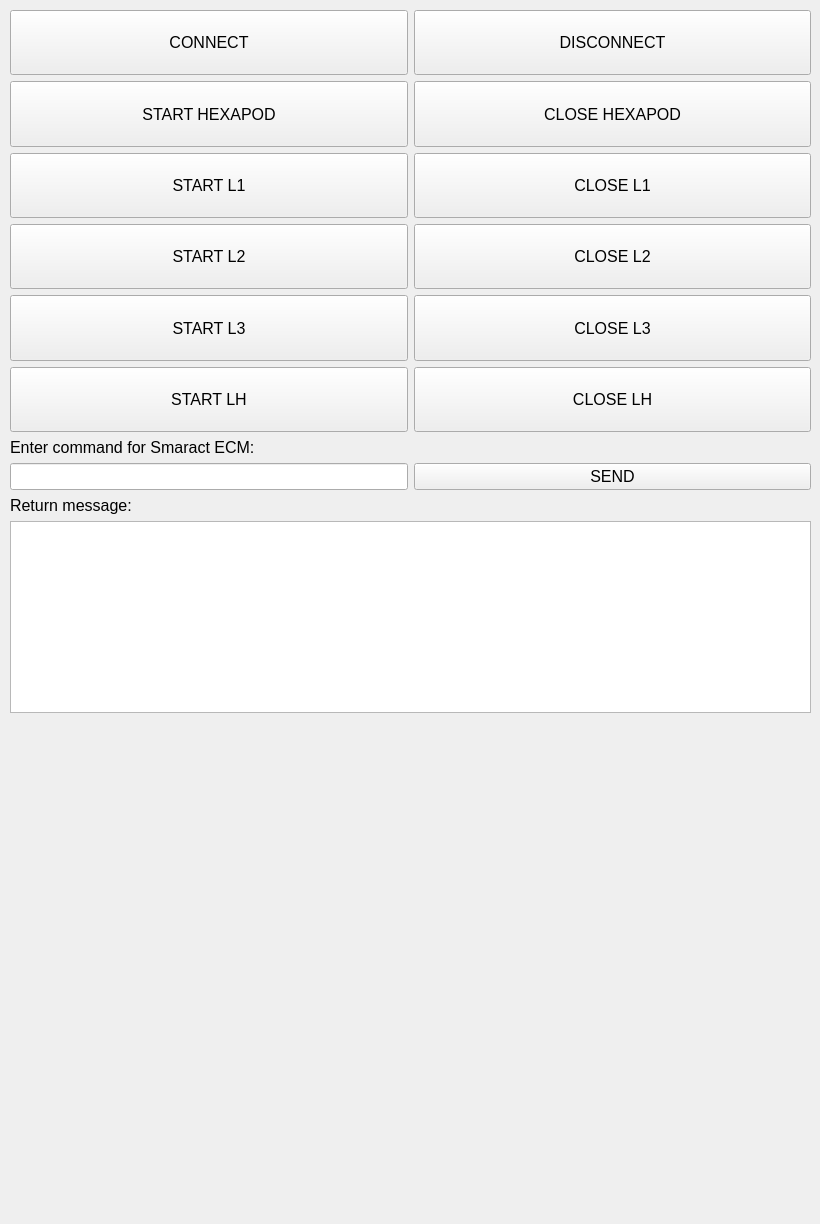
Above: Smaract/ui/ECM.ui from ischebeck/ACHIP_Stage_Control before the change. Below: the same form after it.
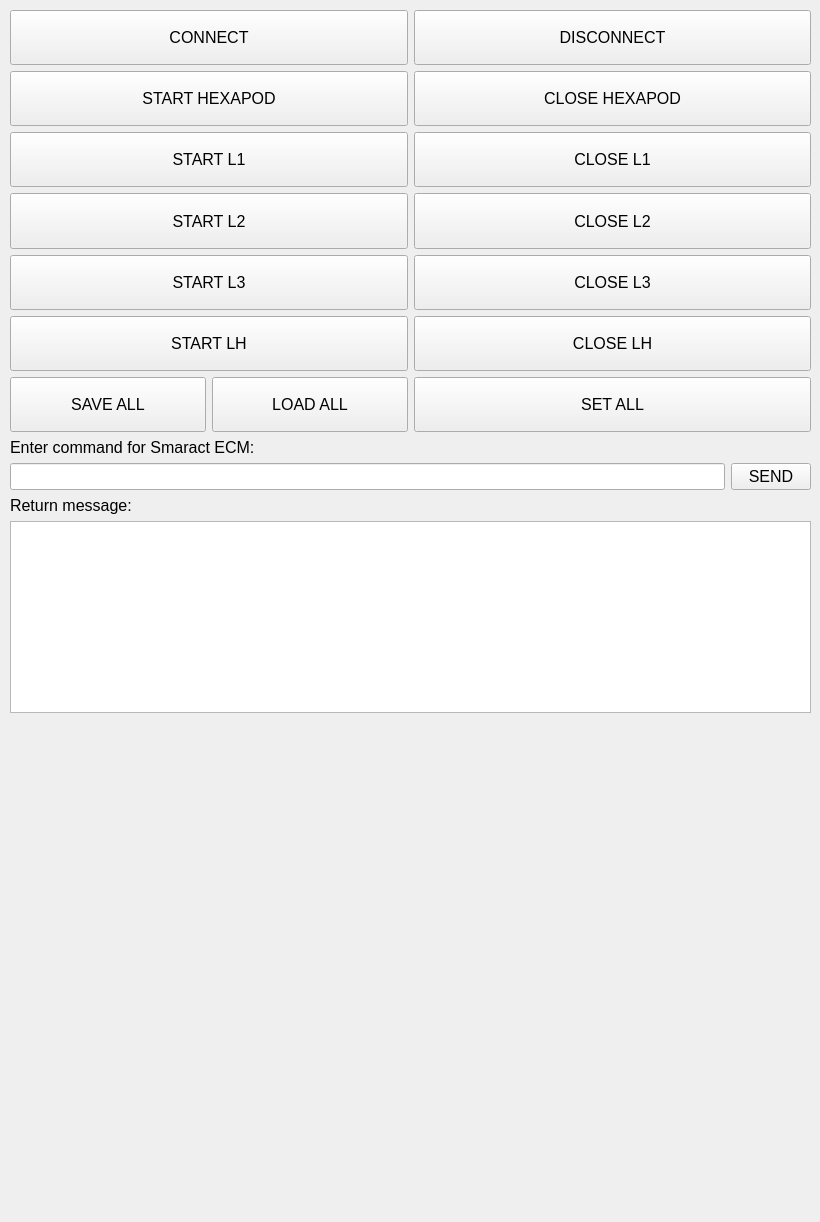
That is the form after the change. Icons and pictures are not drawn.

Diff of the .ui file:
```diff
--- a/Smaract/ui/ECM.ui
+++ b/Smaract/ui/ECM.ui
@@ -7,7 +7,7 @@
     <x>0</x>
     <y>0</y>
     <width>820</width>
-    <height>1224</height>
+    <height>1222</height>
    </rect>
   </property>
   <property name="sizePolicy">
@@ -31,8 +31,8 @@
    <layout class="QVBoxLayout" name="verticalLayout">
     <item>
      <layout class="QGridLayout" name="gridLayout">
-      <item row="2" column="1">
-       <widget class="QPushButton" name="bCloseHexapod">
+      <item row="6" column="0">
+       <widget class="QPushButton" name="bStartL3">
         <property name="sizePolicy">
          <sizepolicy hsizetype="Minimum" vsizetype="Preferred">
           <horstretch>0</horstretch>
@@ -45,12 +45,12 @@
          </font>
         </property>
         <property name="text">
-         <string>CLOSE HEXAPOD</string>
+         <string>START L3</string>
         </property>
        </widget>
       </item>
-      <item row="0" column="1">
-       <widget class="QPushButton" name="bDisconnect">
+      <item row="5" column="0">
+       <widget class="QPushButton" name="bStartL2">
         <property name="sizePolicy">
          <sizepolicy hsizetype="Minimum" vsizetype="Preferred">
           <horstretch>0</horstretch>
@@ -63,29 +63,11 @@
          </font>
         </property>
         <property name="text">
-         <string>DISCONNECT</string>
+         <string>START L2</string>
         </property>
        </widget>
       </item>
-      <item row="0" column="0">
-       <widget class="QPushButton" name="bConnect">
-        <property name="sizePolicy">
-         <sizepolicy hsizetype="Minimum" vsizetype="Preferred">
-          <horstretch>0</horstretch>
-          <verstretch>0</verstretch>
-         </sizepolicy>
-        </property>
-        <property name="font">
-         <font>
-          <pointsize>12</pointsize>
-         </font>
-        </property>
-        <property name="text">
-         <string>CONNECT</string>
-        </property>
-       </widget>
-      </item>
-      <item row="2" column="0">
+      <item row="3" column="0">
        <widget class="QPushButton" name="bStartHexapod">
         <property name="sizePolicy">
          <sizepolicy hsizetype="Minimum" vsizetype="Preferred">
@@ -103,7 +85,7 @@
         </property>
        </widget>
       </item>
-      <item row="3" column="1">
+      <item row="4" column="1">
        <widget class="QPushButton" name="bCloseL1">
         <property name="sizePolicy">
          <sizepolicy hsizetype="Minimum" vsizetype="Preferred">
@@ -121,7 +103,43 @@
         </property>
        </widget>
       </item>
-      <item row="4" column="1">
+      <item row="7" column="1">
+       <widget class="QPushButton" name="bCloseLH">
+        <property name="sizePolicy">
+         <sizepolicy hsizetype="Minimum" vsizetype="Preferred">
+          <horstretch>0</horstretch>
+          <verstretch>0</verstretch>
+         </sizepolicy>
+        </property>
+        <property name="font">
+         <font>
+          <pointsize>12</pointsize>
+         </font>
+        </property>
+        <property name="text">
+         <string>CLOSE LH</string>
+        </property>
+       </widget>
+      </item>
+      <item row="6" column="1">
+       <widget class="QPushButton" name="bCloseL3">
+        <property name="sizePolicy">
+         <sizepolicy hsizetype="Minimum" vsizetype="Preferred">
+          <horstretch>0</horstretch>
+          <verstretch>0</verstretch>
+         </sizepolicy>
+        </property>
+        <property name="font">
+         <font>
+          <pointsize>12</pointsize>
+         </font>
+        </property>
+        <property name="text">
+         <string>CLOSE L3</string>
+        </property>
+       </widget>
+      </item>
+      <item row="5" column="1">
        <widget class="QPushButton" name="bCloseL2">
         <property name="sizePolicy">
          <sizepolicy hsizetype="Minimum" vsizetype="Preferred">
@@ -140,42 +158,6 @@
        </widget>
       </item>
       <item row="4" column="0">
-       <widget class="QPushButton" name="bStartL2">
-        <property name="sizePolicy">
-         <sizepolicy hsizetype="Minimum" vsizetype="Preferred">
-          <horstretch>0</horstretch>
-          <verstretch>0</verstretch>
-         </sizepolicy>
-        </property>
-        <property name="font">
-         <font>
-          <pointsize>12</pointsize>
-         </font>
-        </property>
-        <property name="text">
-         <string>START L2</string>
-        </property>
-       </widget>
-      </item>
-      <item row="5" column="0">
-       <widget class="QPushButton" name="bStartL3">
-        <property name="sizePolicy">
-         <sizepolicy hsizetype="Minimum" vsizetype="Preferred">
-          <horstretch>0</horstretch>
-          <verstretch>0</verstretch>
-         </sizepolicy>
-        </property>
-        <property name="font">
-         <font>
-          <pointsize>12</pointsize>
-         </font>
-        </property>
-        <property name="text">
-         <string>START L3</string>
-        </property>
-       </widget>
-      </item>
-      <item row="3" column="0">
        <widget class="QPushButton" name="bStartL1">
         <property name="sizePolicy">
          <sizepolicy hsizetype="Minimum" vsizetype="Preferred">
@@ -193,25 +175,7 @@
         </property>
        </widget>
       </item>
-      <item row="5" column="1">
-       <widget class="QPushButton" name="bCloseL3">
-        <property name="sizePolicy">
-         <sizepolicy hsizetype="Minimum" vsizetype="Preferred">
-          <horstretch>0</horstretch>
-          <verstretch>0</verstretch>
-         </sizepolicy>
-        </property>
-        <property name="font">
-         <font>
-          <pointsize>12</pointsize>
-         </font>
-        </property>
-        <property name="text">
-         <string>CLOSE L3</string>
-        </property>
-       </widget>
-      </item>
-      <item row="6" column="0">
+      <item row="7" column="0">
        <widget class="QPushButton" name="bStartLH">
         <property name="sizePolicy">
          <sizepolicy hsizetype="Minimum" vsizetype="Preferred">
@@ -229,8 +193,8 @@
         </property>
        </widget>
       </item>
-      <item row="6" column="1">
-       <widget class="QPushButton" name="bCloseLH">
+      <item row="3" column="1">
+       <widget class="QPushButton" name="bCloseHexapod">
         <property name="sizePolicy">
          <sizepolicy hsizetype="Minimum" vsizetype="Preferred">
           <horstretch>0</horstretch>
@@ -243,10 +207,104 @@
          </font>
         </property>
         <property name="text">
-         <string>CLOSE LH</string>
+         <string>CLOSE HEXAPOD</string>
         </property>
        </widget>
       </item>
+      <item row="0" column="1">
+       <widget class="QPushButton" name="bDisconnect">
+        <property name="sizePolicy">
+         <sizepolicy hsizetype="Minimum" vsizetype="Preferred">
+          <horstretch>0</horstretch>
+          <verstretch>0</verstretch>
+         </sizepolicy>
+        </property>
+        <property name="font">
+         <font>
+          <pointsize>12</pointsize>
+         </font>
+        </property>
+        <property name="text">
+         <string>DISCONNECT</string>
+        </property>
+       </widget>
+      </item>
+      <item row="0" column="0">
+       <widget class="QPushButton" name="bConnect">
+        <property name="sizePolicy">
+         <sizepolicy hsizetype="Minimum" vsizetype="Preferred">
+          <horstretch>0</horstretch>
+          <verstretch>0</verstretch>
+         </sizepolicy>
+        </property>
+        <property name="font">
+         <font>
+          <pointsize>12</pointsize>
+         </font>
+        </property>
+        <property name="text">
+         <string>CONNECT</string>
+        </property>
+       </widget>
+      </item>
+      <item row="9" column="1">
+       <widget class="QPushButton" name="bSetAll">
+        <property name="sizePolicy">
+         <sizepolicy hsizetype="Minimum" vsizetype="Preferred">
+          <horstretch>0</horstretch>
+          <verstretch>0</verstretch>
+         </sizepolicy>
+        </property>
+        <property name="font">
+         <font>
+          <pointsize>12</pointsize>
+         </font>
+        </property>
+        <property name="text">
+         <string>SET ALL</string>
+        </property>
+       </widget>
+      </item>
+      <item row="9" column="0">
+       <layout class="QHBoxLayout" name="horizontalLayout_2">
+        <item>
+         <widget class="QPushButton" name="bSave">
+          <property name="sizePolicy">
+           <sizepolicy hsizetype="Minimum" vsizetype="Preferred">
+            <horstretch>0</horstretch>
+            <verstretch>0</verstretch>
+           </sizepolicy>
+          </property>
+          <property name="font">
+           <font>
+            <pointsize>12</pointsize>
+           </font>
+          </property>
+          <property name="text">
+           <string>SAVE ALL</string>
+          </property>
+         </widget>
+        </item>
+        <item>
+         <widget class="QPushButton" name="bLoad">
+          <property name="sizePolicy">
+           <sizepolicy hsizetype="Minimum" vsizetype="Preferred">
+            <horstretch>0</horstretch>
+            <verstretch>0</verstretch>
+           </sizepolicy>
+          </property>
+          <property name="font">
+           <font>
+            <pointsize>12</pointsize>
+           </font>
+          </property>
+          <property name="text">
+           <string>LOAD ALL</string>
+          </property>
+         </widget>
+        </item>
+       </layout>
+      </item>
      </layout>
     </item>
     <item>
@@ -277,12 +335,17 @@
           <verstretch>0</verstretch>
          </sizepolicy>
         </property>
+        <property name="font">
+         <font>
+          <pointsize>10</pointsize>
+         </font>
+        </property>
        </widget>
       </item>
       <item>
        <widget class="QPushButton" name="bSend">
         <property name="sizePolicy">
-         <sizepolicy hsizetype="Minimum" vsizetype="Maximum">
+         <sizepolicy hsizetype="Maximum" vsizetype="Maximum">
           <horstretch>0</horstretch>
           <verstretch>0</verstretch>
          </sizepolicy>
```
